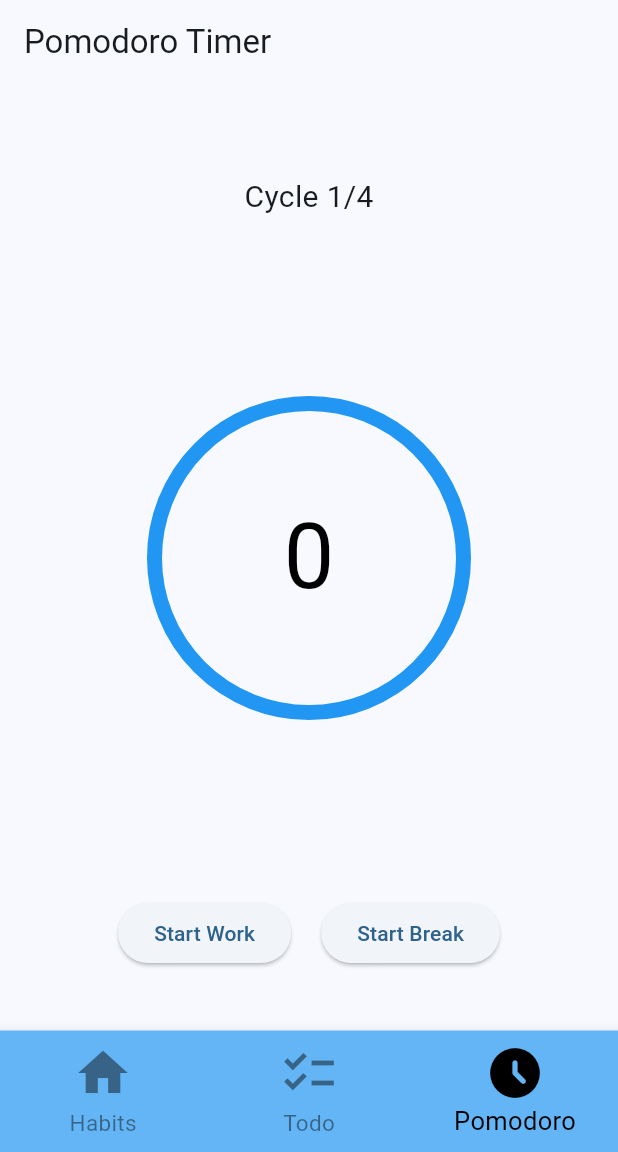
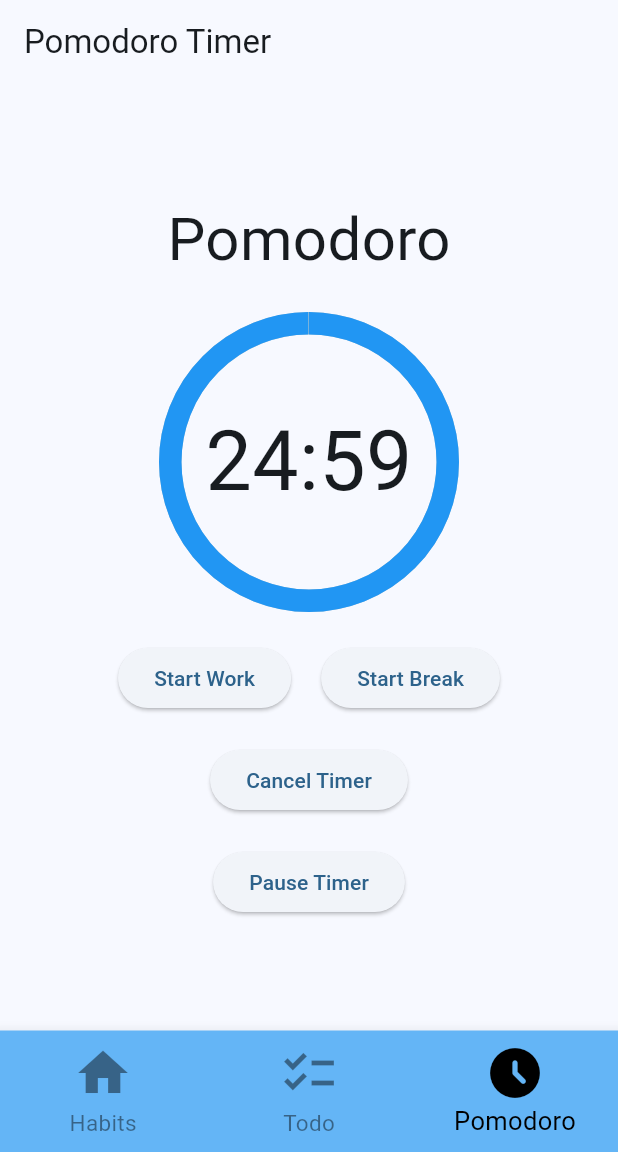
Before and after one commit to PenguGH/FocusTime, a Flutter app: the screen it shows after launch, item 3 of the bottom bar chosen, after a tap on "Start Work", on a phone screen of 412 x 824 dp, the part 84-1236 px from its top. Run offline on Flutter 3.47's test engine with Material 3 defaults, Android fonts, the phone set to English and light mode, and no system bars; drawn by our look-alikes of circular_countdown_timer, percent_indicator; our stand-ins replace flutter_slidable, shared_preferences; missing offline and left inert: flutter_material_color_picker.

Commit message:
finished pomodoro timer! used provider to manage and persist timer state across other pages. added pomodoro_logic.dart to handle the timer logic flow

```diff
--- a/lib/main.dart
+++ b/lib/main.dart
@@ -1,11 +1,25 @@
 import 'package:flutter/material.dart';
 import 'package:focus_time/page/habits_home_page.dart';
+import 'package:focus_time/page/todo_page.dart';
 // import 'package:focus_time/page/music_page.dart';
+import 'package:provider/provider.dart';
 import 'package:focus_time/page/pomodoro_page.dart';
-import 'package:focus_time/page/todo_page.dart';
+import 'package:focus_time/page/pomodoro_logic.dart';
 
+// old main function
+// void main() {
+//   runApp(const MyApp());
+// }
+
+//   you can integrate the PomodoroLogic class with Provider
 void main() {
-  runApp(const MyApp());
+  runApp(
+    // ChangeNotifierProvider is to have the timer state persist and keep the timer running or keep the timer paused when navigating between different pages within the app.
+    ChangeNotifierProvider(
+      create: (context) => PomodoroLogic(),
+      child: const MyApp(),
+    ),
+  );
 }
 
 class MyApp extends StatelessWidget {
@@ -14,7 +28,9 @@ class MyApp extends StatelessWidget {
   // This widget is the root of your application.
   @override
   Widget build(BuildContext context) {
-    return MaterialApp(
+    return ChangeNotifierProvider(
+      create: (_) => PomodoroLogic(), // Create an instance of your model
+      child: MaterialApp(
         title: 'FocusTime',
         theme: ThemeData(
           // This is the theme of your application.
@@ -36,6 +52,7 @@ class MyApp extends StatelessWidget {
           useMaterial3: true,
         ),
         home: const MyHomePage(title: 'FocusTime Logo Here'),
+      ),
     );
   }
 }
@@ -46,7 +63,6 @@ class MyHomePage extends StatefulWidget {
   // This widget is the home page of your application. It is stateful, meaning
   // that it has a State object (defined below) that contains fields that affect
   // how it looks.
-
   // This class is the configuration for the state. It holds the values (in this
   // case the title) provided by the parent (in this case the App widget) and
   // used by the build method of the State. Fields in a Widget subclass are
@@ -140,7 +156,6 @@ class _MyHomePageState extends State<MyHomePage> {
             //   'Counter: $_counter',
             //   style: TextStyle(fontSize: 20),
             // ),
-
           ],
         ),
       ),
@@ -157,6 +172,7 @@ class _MyHomePageState extends State<MyHomePage> {
         // currentIndex: _currentPageIndex,
         // handler onTap is used to save the current page index as the highlighted one, when icon is pressed
         // does not use background colors
+
         onTap: (index) => setState(() => _currentIndex = index),
         items: [
           BottomNavigationBarItem(
--- /dev/null
+++ b/lib/page/pomodoro_logic.dart
@@ -0,0 +1,48 @@
+// logic v5
+import 'dart:async';
+import 'package:flutter/foundation.dart';
+
+class PomodoroLogic extends ChangeNotifier {
+  int _duration = 0;
+  int _currentTime = 0;
+  Timer? _timer;
+  bool _isRunning = false;
+
+  int get duration => _duration;
+  int get currentTime => _currentTime;
+  bool get isRunning => _isRunning;
+
+  void startTimer(int durationInSeconds) {
+    _duration = durationInSeconds;
+    _currentTime = durationInSeconds;
+    _timer = Timer.periodic(Duration(seconds: 1), (timer) {
+      if (_currentTime <= 0) {
+        _timer!.cancel();
+        _isRunning = false;
+        notifyListeners();
+      } else {
+        _currentTime--;
+        notifyListeners();
+      }
+    });
+    _isRunning = true;
+    notifyListeners();
+  }
+
+  void cancelTimer() {
+    _timer?.cancel();
+    _isRunning = false;
+    _currentTime = 0;
+    notifyListeners();
+  }
+
+  void pauseTimer() {
+    _timer?.cancel();
+    _isRunning = false;
+    notifyListeners();
+  }
+
+  void resumeTimer() {
+    startTimer(_currentTime);
+  }
+}
--- a/lib/page/pomodoro_page.dart
+++ b/lib/page/pomodoro_page.dart
@@ -1,112 +1,16 @@
-// import 'package:flutter/material.dart';
-//
-// class PomodoroPage extends StatefulWidget {
-//   const PomodoroPage({super.key});
-//
-//   @override
-//   State<PomodoroPage> createState() => _PomodoroPageState();
-// }
-//
-// class _PomodoroPageState extends State<PomodoroPage> {
-//   @override
-//   Widget build(BuildContext context) {
-//     return Scaffold(
-//         appBar: AppBar(
-//           title: Text("Timer"),
-//         ),
-//         body:
-//         Center(
-//             child:
-//             Text('Pomodoro', style: TextStyle(fontSize: 60))),
-//     );
-//   }
-// }
+// USES LOGIC V5
+import 'package:flutter/material.dart';
+import 'package:focus_time/page/pomodoro_logic.dart';
+import 'package:percent_indicator/circular_percent_indicator.dart';
+import 'package:provider/provider.dart'; // used to Manage the timer state globally. Allows the timer to persist between pages.
 
-// import 'package:flutter/material.dart';
-//
-// class PomodoroPage extends StatefulWidget {
-//   const PomodoroPage({Key? key}) : super(key: key);
-//
-//   @override
-//   State<PomodoroPage> createState() => _PomodoroPageState();
-// }
-//
-// class _PomodoroPageState extends State<PomodoroPage> {
-//   int workDuration = 25;
-//   int breakDuration = 5;
-//   int longBreakDuration = 15;
-//   int cycles = 4;
-//   int currentCycle = 1;
-//
-//   @override
-//   Widget build(BuildContext context) {
-//     return Scaffold(
-//       appBar: AppBar(
-//         title: Text("Pomodoro Timer"),
-//       ),
-//       body: Center(
-//         child: Column(
-//           mainAxisAlignment: MainAxisAlignment.center,
-//           children: [
-//             Text(
-//               'Pomodoro',
-//               style: TextStyle(fontSize: 40),
-//             ),
-//             SizedBox(height: 20),
-//             Text(
-//               'Cycle $currentCycle/$cycles',
-//               style: TextStyle(fontSize: 20),
-//             ),
-//             SizedBox(height: 20),
-//             Text(
-//               '00:00',
-//               style: TextStyle(fontSize: 60),
-//             ),
-//             SizedBox(height: 20),
-//             Row(
-//               mainAxisAlignment: MainAxisAlignment.center,
-//               children: [
-//                 ElevatedButton(
-//                   onPressed: () {
-//                     // Implement start work functionality
-//                   },
-//                   child: Text('Start Work'),
-//                 ),
-//                 SizedBox(width: 20),
-//                 ElevatedButton(
-//                   onPressed: () {
-//                     // Implement start break functionality
-//                   },
-//                   child: Text('Start Break'),
-//                 ),
-//               ],
-//             ),
-//           ],
-//         ),
-//       ),
-//     );
-//   }
-// }
-
-import 'package:flutter/material.dart';
-import 'package:circular_countdown_timer/circular_countdown_timer.dart';
-
-class PomodoroPage extends StatefulWidget {
+class PomodoroPage extends StatelessWidget {
   const PomodoroPage({Key? key}) : super(key: key);
 
   @override
-  State<PomodoroPage> createState() => _PomodoroPageState();
-}
+  Widget build(BuildContext context) {
+    final pomodoroLogic = Provider.of<PomodoroLogic>(context);
 
-class _PomodoroPageState extends State<PomodoroPage> {
-  int workDuration = 25;
-  int breakDuration = 5;
-  int longBreakDuration = 15;
-  int cycles = 4;
-  int currentCycle = 1;
-
-  @override
-  Widget build(BuildContext context) {
     return Scaffold(
       appBar: AppBar(
         title: Text("Pomodoro Timer"),
@@ -115,27 +19,24 @@ class _PomodoroPageState extends State<PomodoroPage> {
         child: Column(
           mainAxisAlignment: MainAxisAlignment.center,
           children: [
+            Text(
+              'Pomodoro',
+              style: TextStyle(fontSize: 40),
+            ),
+            SizedBox(height: 20),
             // Text(
-            //   'Pomodoro',
+            //   'Time Left: ${formatTime(pomodoroLogic.currentTime)}',
             //   style: TextStyle(fontSize: 40),
             // ),
-            SizedBox(height: 20),
-            Text(
-              'Cycle $currentCycle/$cycles',
-              style: TextStyle(fontSize: 20),
-            ),
-            SizedBox(height: 20),
-            CircularCountDownTimer(
-              duration: workDuration * 60,
-              width: MediaQuery.of(context).size.width / 2,
-              height: MediaQuery.of(context).size.height / 2,
-              ringColor: Colors.blue, // Use ringColor instead of controllerColor
-              fillColor: Colors.white,
-              strokeWidth: 10.0,
-              textStyle: TextStyle(fontSize: 60, color: Colors.black),
-              onComplete: () {
-                // Implement logic for timer completion
-              },
+        CircularPercentIndicator(
+              radius: 200.0,
+              lineWidth: 15.0,
+              percent: pomodoroLogic.currentTime / pomodoroLogic.duration,
+              center: Text(
+                formatTime(pomodoroLogic.currentTime),
+                style: TextStyle(fontSize: 55),
+              ),
+              progressColor: Colors.blue,
             ),
             SizedBox(height: 20),
             Row(
@@ -143,22 +44,53 @@ class _PomodoroPageState extends State<PomodoroPage> {
               children: [
                 ElevatedButton(
                   onPressed: () {
-                    // Implement start work functionality
+                    if (!pomodoroLogic.isRunning) {
+                      pomodoroLogic.startTimer(25 * 60); // Starts a 25-minute work timer
+                    }
                   },
                   child: Text('Start Work'),
                 ),
                 SizedBox(width: 20),
                 ElevatedButton(
                   onPressed: () {
-                    // Implement start break functionality
+                    if (!pomodoroLogic.isRunning) {
+                      pomodoroLogic.startTimer(5 * 60); // Starts a 5-minute break timer
+                    }
                   },
                   child: Text('Start Break'),
                 ),
               ],
+            ),
+            SizedBox(height: 20),
+            ElevatedButton(
+              onPressed: () {
+                pomodoroLogic.cancelTimer(); // Cancel and set the timer to zero
+              },
+              child: Text('Cancel Timer'),
+            ),
+            SizedBox(height: 20),
+            ElevatedButton(
+              onPressed: () {
+                if (pomodoroLogic.isRunning) {
+                  pomodoroLogic.pauseTimer(); // Pauses the timer
+                } else {
+                  pomodoroLogic.resumeTimer(); // Resumes the timer
+                }
+              },
+              child: Text(pomodoroLogic.isRunning ? 'Pause Timer' : 'Resume Timer'), // changes depending on the current timer state
             ),
           ],
         ),
       ),
     );
   }
+
+  // display time in 00:00 format (minutes and seconds)
+  String formatTime(int seconds) {
+    int minutes = seconds ~/ 60;
+    int remainingSeconds = seconds % 60;
+    String minutesStr = minutes.toString().padLeft(2, '0');
+    String secondsStr = remainingSeconds.toString().padLeft(2, '0');
+    return '$minutesStr:$secondsStr';
+  }
 }
--- a/pubspec.yaml
+++ b/pubspec.yaml
@@ -41,6 +41,8 @@ dependencies:
   flutter_colorpicker: ^0.4.0
   flutter_slidable: ^0.6.0
   flutter_material_color_picker: ^1.2.0
+  provider: ^5.0.0
+  percent_indicator: ^3.0.0
 
 dev_dependencies:
   flutter_test:
```
Also changed, not shown: pubspec.lock, 1 other file. Lines whose indentation alone changed are shown as unchanged.
